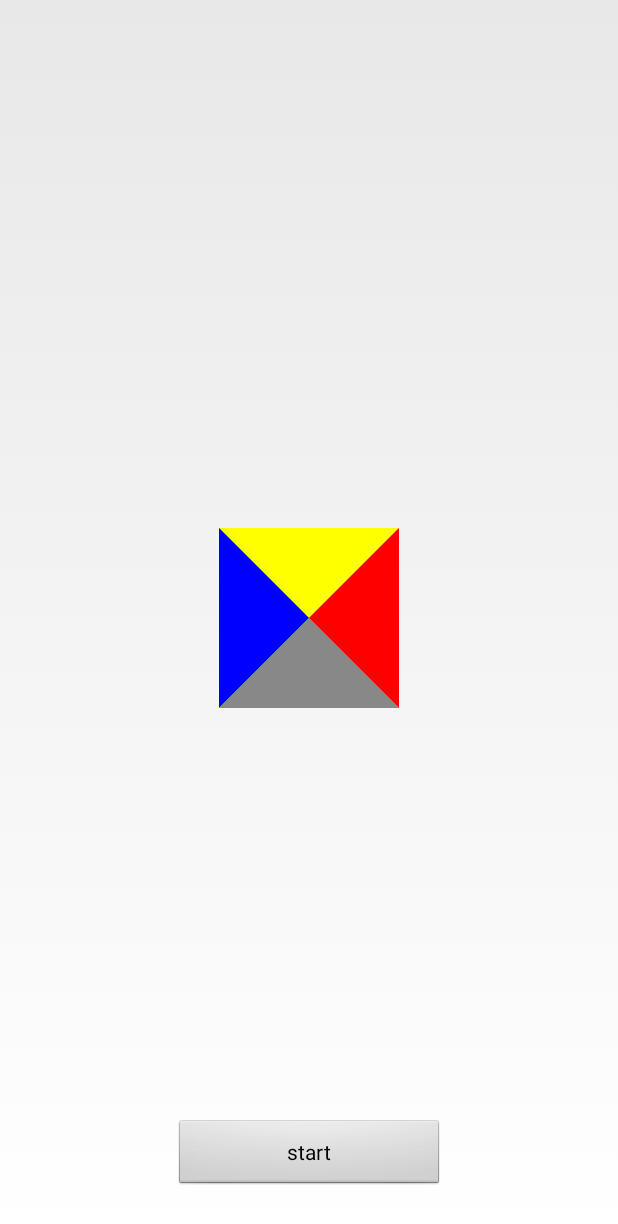
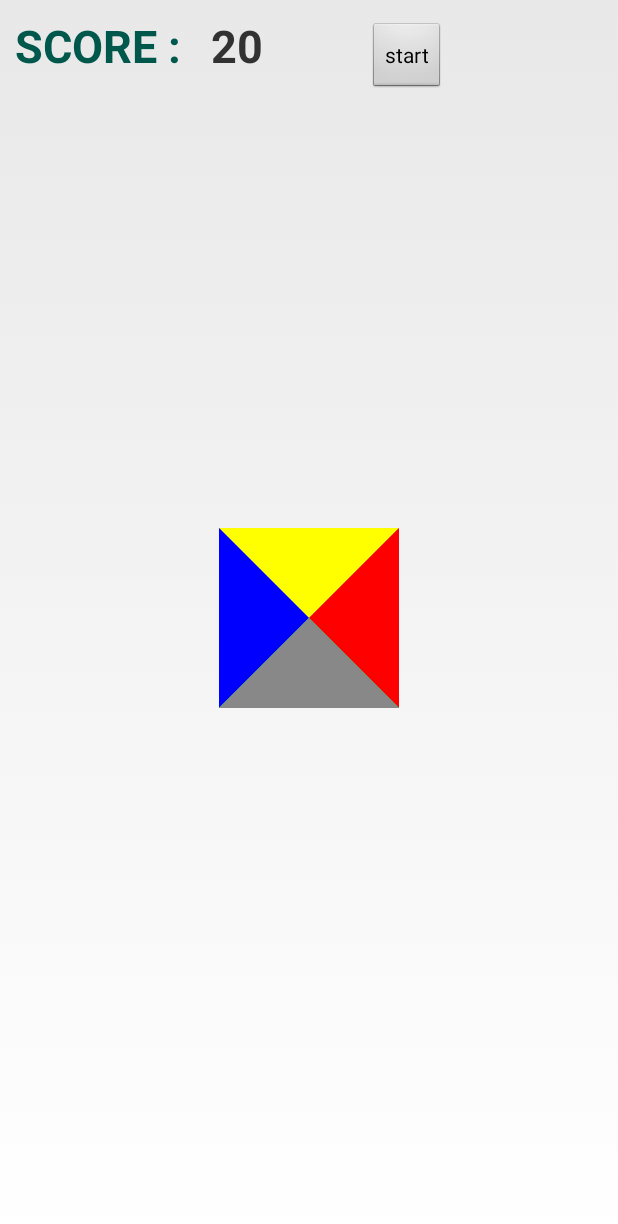
Before and after one commit to Fironn/Suwarippa-Rhythm-Java, an Android app: the Start screen opened directly, with no data from a screen before it, on a phone screen of 412 x 824 dp. Shown: the top 1224 px of the screen. Run offline under Robolectric (Android 15) with nearby library versions, the phone set to English and light mode, and no system bars.

Commit message:
[ADD]position

```diff
--- a/Suwarippa-Rhythm-Java/app/src/main/java/com/example/firon/suwarippa_rhythm_java/Start.java
+++ b/Suwarippa-Rhythm-Java/app/src/main/java/com/example/firon/suwarippa_rhythm_java/Start.java
@@ -252,8 +252,6 @@ public class Start extends Activity implements View.OnClickListener,MediaPlayer.
 
         } catch (JSONException e) {
             e.printStackTrace();
-        } catch (InterruptedException e) {
-            e.printStackTrace();
         }
 
     }
--- a/Suwarippa-Rhythm-Java/app/src/main/res/layout/start.xml
+++ b/Suwarippa-Rhythm-Java/app/src/main/res/layout/start.xml
@@ -6,24 +6,45 @@
     android:layout_height="match_parent"
     tools:context=".Start">
 
-    <Button
-        android:id="@+id/start"
-        android:layout_width="180dp"
-        android:layout_height="48dp"
-        android:layout_marginBottom="30dp"
-        android:text="start"
-        app:layout_constraintBottom_toBottomOf="parent"
-        app:layout_constraintEnd_toEndOf="parent"
-        app:layout_constraintStart_toStartOf="parent" />
+    <LinearLayout
+        android:layout_width="match_parent"
+        android:layout_height="76dp"
+        android:orientation="horizontal"
+        android:padding="10dp"
+        android:translationZ="2dp">
+
+        <TextView
+            android:id="@+id/textView"
+            android:layout_width="wrap_content"
+            android:layout_height="wrap_content"
+            android:text="SCORE :"
+            android:textColor="@color/colorPrimaryDark"
+            android:textSize="30sp"
+            android:textStyle="bold" />
+
+        <TextView
+            android:id="@+id/textView2"
+            android:layout_width="wrap_content"
+            android:layout_height="wrap_content"
+            android:layout_marginLeft="20dp"
+            android:text="20"
+            android:textSize="30sp"
+            android:textStyle="bold" />
+
+        <Button
+            android:id="@+id/start"
+            android:layout_width="wrap_content"
+            android:layout_height="wrap_content"
+            android:layout_marginLeft="70dp"
+            android:text="start"
+            app:layout_constraintEnd_toEndOf="parent"
+            tools:layout_editor_absoluteY="12dp" />
+    </LinearLayout>
 
     <FrameLayout
         android:id="@+id/frameLayout"
         android:layout_width="match_parent"
-        android:layout_height="match_parent"
-        app:layout_constraintBottom_toBottomOf="parent"
-        app:layout_constraintEnd_toEndOf="parent"
-        app:layout_constraintStart_toStartOf="parent"
-        app:layout_constraintTop_toTopOf="parent">
+        android:layout_height="match_parent">
 
         <com.example.firon.suwarippa_rhythm_java.PaintCanvas
             android:id="@+id/arc"
```
